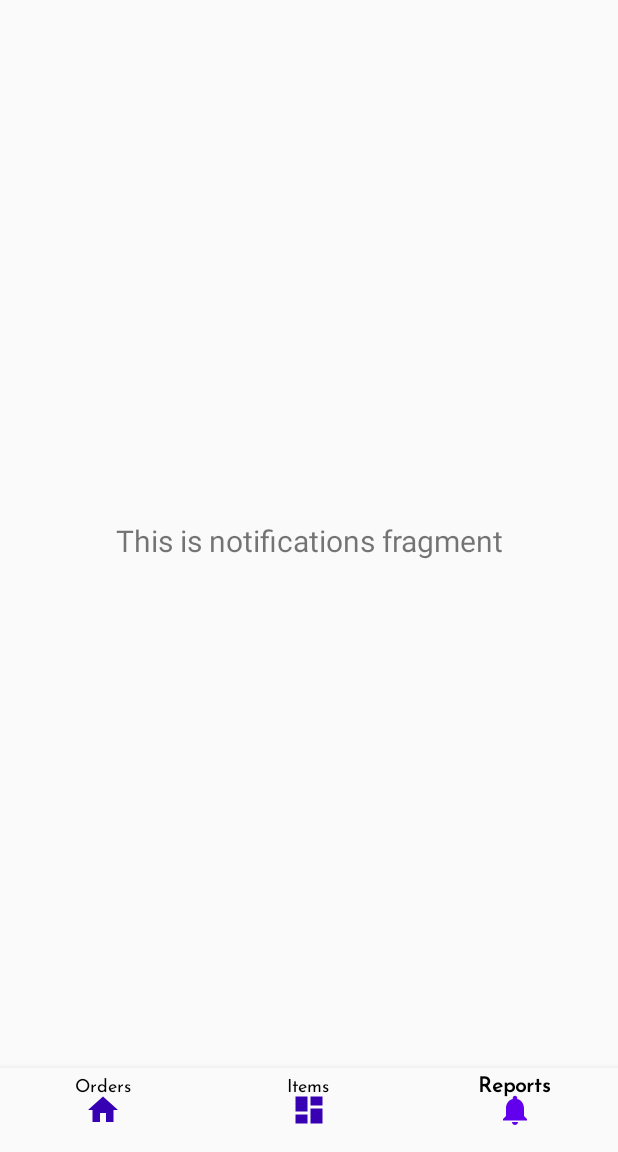
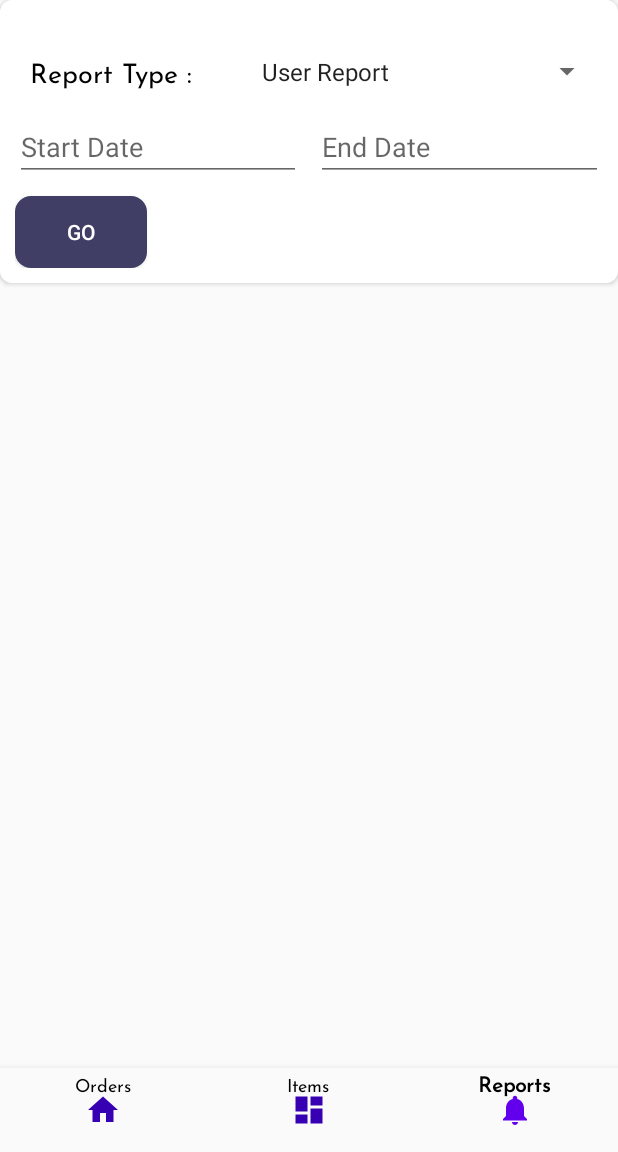
Before and after one commit to the301sparton/Shop_Admin, an Android app: the NotificationsFragment screen opened through its navigation route, on a phone screen of 412 x 824 dp, the part 84-1236 px from its top. Run offline under Robolectric (Android 15) with nearby library versions, the phone set to English and light mode, and no system bars; our stand-ins replace Firebase (no records; nobody signed in at launch, a user with empty details on screens opened directly), Room's generated code, navigation-ui.

Commit message:
Reports Base

```diff
--- a/app/src/main/java/com/vaicomp/karkun/ui/Reports/NotificationsFragment.java
+++ b/app/src/main/java/com/vaicomp/karkun/ui/Reports/NotificationsFragment.java
@@ -1,35 +1,151 @@
 package com.vaicomp.karkun.ui.Reports;
 
+import android.app.DatePickerDialog;
+import android.app.Dialog;
 import android.os.Bundle;
+import android.util.Log;
 import android.view.LayoutInflater;
 import android.view.View;
 import android.view.ViewGroup;
+import android.widget.ArrayAdapter;
+import android.widget.DatePicker;
+import android.widget.EditText;
+import android.widget.LinearLayout;
+import android.widget.Spinner;
 import android.widget.TextView;
 
 import androidx.annotation.NonNull;
 import androidx.annotation.Nullable;
+import androidx.fragment.app.DialogFragment;
 import androidx.fragment.app.Fragment;
 import androidx.lifecycle.Observer;
 import androidx.lifecycle.ViewModelProviders;
 
+import com.google.android.gms.tasks.OnSuccessListener;
+import com.google.firebase.firestore.FirebaseFirestore;
+import com.google.firebase.firestore.QueryDocumentSnapshot;
+import com.google.firebase.firestore.QuerySnapshot;
+import com.vaicomp.karkun.Modals.OrderModal;
 import com.vaicomp.karkun.R;
 
+import java.util.ArrayList;
+import java.util.Calendar;
+import java.util.Date;
+import java.util.List;
+
 public class NotificationsFragment extends Fragment {
-
-    private NotificationsViewModel notificationsViewModel;
+    LinearLayout loader;
+    private FirebaseFirestore db;
+    private List<OrderModal> orderList;
+    static EditText startDate;
+    static EditText endDate;
 
     public View onCreateView(@NonNull LayoutInflater inflater,
                              ViewGroup container, Bundle savedInstanceState) {
-        notificationsViewModel =
-                ViewModelProviders.of(this).get(NotificationsViewModel.class);
-        View root = inflater.inflate(R.layout.fragment_notifications, container, false);
-        final TextView textView = root.findViewById(R.id.text_notifications);
-        notificationsViewModel.getText().observe(getViewLifecycleOwner(), new Observer<String>() {
+        final View root = inflater.inflate(R.layout.fragment_reports, container, false);
+
+        startDate = root.findViewById(R.id.startDate);
+        endDate = root.findViewById(R.id.endDate);
+
+        loader = root.findViewById(R.id.loader);
+        loader.setVisibility(View.VISIBLE);
+
+        Spinner spinner = root.findViewById(R.id.reportTypePicker);
+
+        ArrayAdapter<CharSequence> spinnerAdapter = ArrayAdapter.createFromResource(requireContext(),
+                R.array.reportTypes, android.R.layout.simple_spinner_item);
+        spinnerAdapter.setDropDownViewResource(android.R.layout.simple_spinner_dropdown_item);
+        spinner.setAdapter(spinnerAdapter);
+
+        db = FirebaseFirestore.getInstance();
+        db.collection("orders").get().addOnSuccessListener(new OnSuccessListener<QuerySnapshot>() {
             @Override
-            public void onChanged(@Nullable String s) {
-                textView.setText(s);
+            public void onSuccess(QuerySnapshot queryDocumentSnapshots) {
+                orderList = new ArrayList<>();
+                for (QueryDocumentSnapshot querySnapshot : queryDocumentSnapshots) {
+                    OrderModal orderModal = querySnapshot.toObject(OrderModal.class);
+                    orderModal.setOrderId(querySnapshot.getId());
+                    orderList.add(orderModal);
+                }
+
+
+                startDate.setOnClickListener(new View.OnClickListener() {
+                    @Override
+                    public void onClick(View view) {
+                        showTruitonDatePickerDialog(view);
+                    }
+                });
+                endDate.setOnClickListener(new View.OnClickListener() {
+                    @Override
+                    public void onClick(View view) {
+                        showToDatePickerDialog(view);
+                    }
+                });
+
+                loader.setVisibility(View.GONE);
             }
         });
         return root;
     }
+
+
+    public void showTruitonDatePickerDialog(View v) {
+        DialogFragment newFragment = new DatePickerFragment();
+        newFragment.show(getParentFragmentManager(), "datePicker");
+    }
+
+    public void showToDatePickerDialog(View v) {
+        DialogFragment newFragment = new ToDatePickerFragment();
+        newFragment.show(getParentFragmentManager(), "datePicker");
+    }
+
+    public static class DatePickerFragment extends DialogFragment implements
+            DatePickerDialog.OnDateSetListener {
+        @Override
+        public Dialog onCreateDialog(Bundle savedInstanceState) {
+            final Calendar c = Calendar.getInstance();
+            int year = c.get(Calendar.YEAR);
+            int month = c.get(Calendar.MONTH);
+            int day = c.get(Calendar.DAY_OF_MONTH);
+            DatePickerDialog datePickerDialog;
+            datePickerDialog = new DatePickerDialog(getActivity(),this, year,
+                    month,day);
+            return datePickerDialog;
+        }
+
+
+        public void onDateSet(DatePicker view, int year, int month, int day) {
+            // Do something with the date chosen by the user
+            startDate.setText(day + "/" + month  + "/" + year);
+        }
+
+    }
+
+    public static class ToDatePickerFragment extends DialogFragment implements
+            DatePickerDialog.OnDateSetListener {
+        // Calendar startDateCalendar=Calendar.getInstance();
+        @Override
+        public Dialog onCreateDialog(Bundle savedInstanceState) {
+            // Use the current date as the default date in the picker
+            String getfromdate = startDate.getText().toString().trim();
+            Date date = new Date();
+            int year = date.getYear(),month = date.getMonth(),day = date.getDay();
+            if(!getfromdate.equals("")){
+                String getfrom[] = getfromdate.split("/");
+                year= Integer.parseInt(getfrom[2]);
+                month = Integer.parseInt(getfrom[1]);
+                day = Integer.parseInt(getfrom[0]);
+
+            }
+            final Calendar c = Calendar.getInstance();
+            c.set(year,month,day+1);
+            DatePickerDialog datePickerDialog = new DatePickerDialog(getActivity(),this, year,month,day);
+            datePickerDialog.getDatePicker().setMinDate(c.getTimeInMillis());
+            return datePickerDialog;
+        }
+        public void onDateSet(DatePicker view, int year, int month, int day) {
+
+            endDate.setText(day + "/" + month  + "/" + year);
+        }
+    }
 }
--- a/app/src/main/java/com/vaicomp/karkun/ui/Reports/NotificationsViewModel.java
+++ b/app/src/main/java/com/vaicomp/karkun/ui/Reports/NotificationsViewModel.java
@@ -8,10 +8,7 @@ public class NotificationsViewModel extends ViewModel {
 
     private MutableLiveData<String> mText;
 
-    public NotificationsViewModel() {
-        mText = new MutableLiveData<>();
-        mText.setValue("This is notifications fragment");
-    }
+
 
     public LiveData<String> getText() {
         return mText;
--- a/app/src/main/res/layout/fragment_notifications.xml
+++ /dev/null
@@ -1,23 +0,0 @@
-<?xml version="1.0" encoding="utf-8"?>
-<androidx.constraintlayout.widget.ConstraintLayout xmlns:android="http://schemas.android.com/apk/res/android"
-    xmlns:app="http://schemas.android.com/apk/res-auto"
-    xmlns:tools="http://schemas.android.com/tools"
-    android:layout_width="match_parent"
-    android:layout_height="match_parent"
-    tools:context=".ui.Reports.NotificationsFragment">
-
-    <TextView
-        android:id="@+id/text_notifications"
-        android:layout_width="match_parent"
-        android:layout_height="wrap_content"
-        android:layout_marginStart="8dp"
-        android:layout_marginTop="8dp"
-        android:layout_marginEnd="8dp"
-        android:textAlignment="center"
-        android:textSize="20sp"
-        app:layout_constraintBottom_toBottomOf="parent"
-        app:layout_constraintEnd_toEndOf="parent"
-        app:layout_constraintStart_toStartOf="parent"
-        app:layout_constraintTop_toTopOf="parent"
-        android:gravity="center_horizontal" />
-</androidx.constraintlayout.widget.ConstraintLayout>
--- /dev/null
+++ b/app/src/main/res/layout/fragment_reports.xml
@@ -0,0 +1,104 @@
+<?xml version="1.0" encoding="utf-8"?>
+<RelativeLayout xmlns:android="http://schemas.android.com/apk/res/android"
+    xmlns:app="http://schemas.android.com/apk/res-auto"
+    xmlns:tools="http://schemas.android.com/tools"
+    android:layout_width="match_parent"
+    android:layout_height="match_parent"
+    tools:context=".ui.Reports.NotificationsFragment">
+
+    <RelativeLayout
+        android:id="@+id/headBar"
+        android:background="@drawable/curve_white_no_border"
+        android:layout_width="match_parent"
+        android:elevation="2dp"
+        android:padding="10dp"
+        android:layout_height="wrap_content">
+    <LinearLayout
+        android:id="@+id/reportTypeBar"
+        android:layout_marginTop="15dp"
+        android:layout_width="match_parent"
+        android:layout_height="wrap_content"
+        android:orientation="horizontal"
+        android:weightSum="10">
+        <TextView
+            android:padding="10dp"
+            android:layout_width="0dp"
+            android:layout_height="wrap_content"
+            android:layout_weight="4"
+            android:text="Report Type : "
+            android:fontFamily="@font/josefinsans"
+            android:textSize="18sp"
+            android:textColor="#000"/>
+        <Spinner
+            android:id="@+id/reportTypePicker"
+            android:layout_width="0dp"
+            android:layout_height="match_parent"
+            android:layout_weight="6"/>
+    </LinearLayout>
+
+
+    <LinearLayout
+        android:id="@+id/DateBar"
+        android:layout_below="@id/reportTypeBar"
+        android:layout_marginTop="5dp"
+        android:layout_width="match_parent"
+        android:layout_height="wrap_content"
+        android:orientation="horizontal"
+        android:weightSum="10">
+        <EditText
+            android:id="@+id/startDate"
+            android:layout_width="0dp"
+            android:layout_height="wrap_content"
+            android:layout_weight="5"
+            android:hint="Start Date"/>
+
+        <EditText
+            android:id="@+id/endDate"
+            android:layout_marginStart="10dp"
+            android:layout_width="0dp"
+            android:layout_height="wrap_content"
+            android:layout_weight="5"
+            android:hint="End Date"/>
+
+    </LinearLayout>
+
+        <Button
+            android:id="@+id/getReportBtn"
+            android:layout_width="wrap_content"
+            android:layout_height="wrap_content"
+            android:background="@drawable/round_btn"
+            android:text="GO"
+            android:textColor="#FFF"
+            android:layout_marginTop="10dp"
+            android:layout_below="@id/DateBar"/>
+    </RelativeLayout>
+
+    <androidx.recyclerview.widget.RecyclerView
+        android:id="@+id/list"
+        android:layout_below="@id/headBar"
+        android:layout_width="match_parent"
+        android:layout_height="match_parent"
+        android:layout_marginTop="20dp"
+        android:scrollbars="vertical" />
+
+
+    <LinearLayout
+        android:id="@+id/loader"
+        android:layout_width="match_parent"
+        android:layout_height="match_parent"
+        android:gravity="center"
+        android:orientation="vertical">
+
+        <TextView
+            android:layout_width="match_parent"
+            android:layout_height="wrap_content"
+            android:layout_centerInParent="true"
+            android:fontFamily="@font/josefinsans"
+            android:gravity="center"
+            android:text="Loading.."
+            android:textColor="@color/colorPrimary"
+            android:textSize="20sp"
+            android:textStyle="italic" />
+
+    </LinearLayout>
+</RelativeLayout>
--- a/app/src/main/res/navigation/mobile_navigation.xml
+++ b/app/src/main/res/navigation/mobile_navigation.xml
@@ -21,5 +21,5 @@
         android:id="@+id/navigation_notifications"
         android:name="com.vaicomp.karkun.ui.Reports.NotificationsFragment"
         android:label="@string/title_notifications"
-        tools:layout="@layout/fragment_notifications" />
+        tools:layout="@layout/fragment_reports" />
 </navigation>
--- a/app/src/main/res/values/strings.xml
+++ b/app/src/main/res/values/strings.xml
@@ -22,4 +22,10 @@
         <item>Order State</item>
         <item>User</item>
     </string-array>
+
+
+    <string-array name="reportTypes">
+        <item>User Report</item>
+        <item>Item Report</item>
+    </string-array>
 </resources>
```
